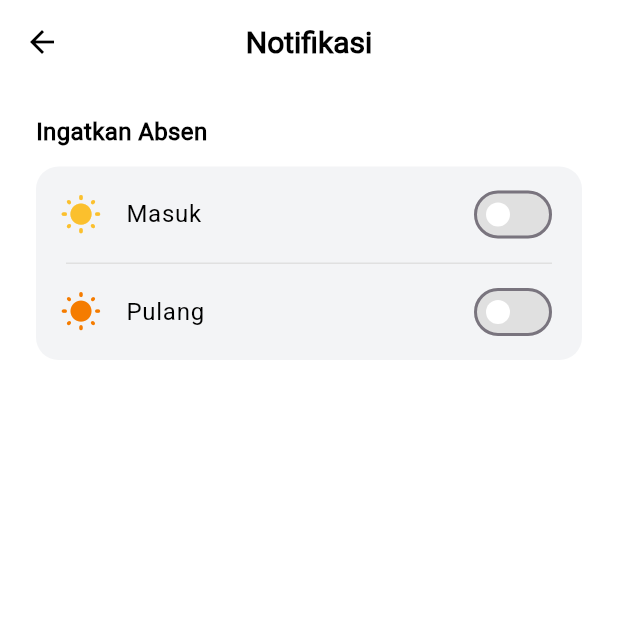
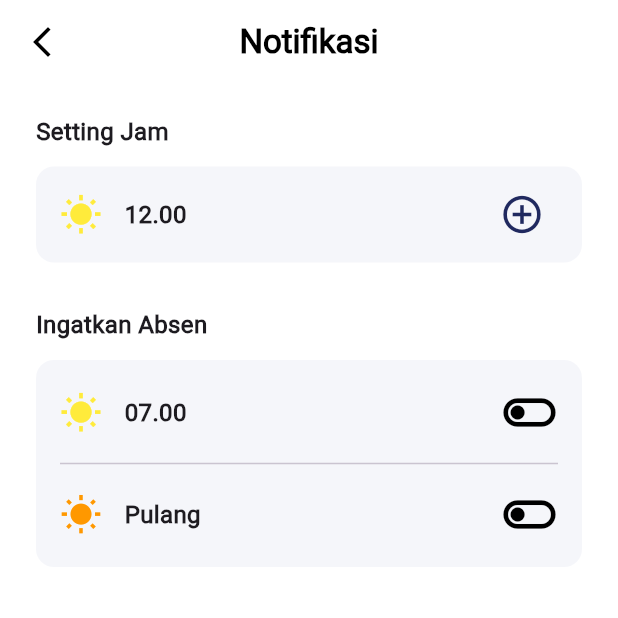
Before and after one commit to Jerjer570/mobile-absensi, a Flutter app: the UserSetting screen opened directly, after a tap on "Notifikasi", on a phone screen of 412 x 824 dp, the top half of it. Run offline on Flutter 3.47's test engine with Material 3 defaults, Android fonts, the phone set to English and light mode, and no system bars.

Commit message:
User Setting

```diff
--- a/lib/Notification_Page.dart
+++ b/lib/Notification_Page.dart
@@ -1,23 +1,119 @@
 import 'package:flutter/material.dart';
+import 'package:flutter/cupertino.dart'; // Penting untuk Wheel Time Picker
 
 void main() {
   runApp(const MaterialApp(
-    home: NotificationPage(),
+    home: NotifikasiPage(),
     debugShowCheckedModeBanner: false,
   ));
 }
 
-class NotificationPage extends StatefulWidget {
-  const NotificationPage({super.key});
+class NotifikasiPage extends StatefulWidget {
+  const NotifikasiPage({super.key});
 
   @override
-  State<NotificationPage> createState() => _NotificationPageState();
+  State<NotifikasiPage> createState() => _NotifikasiPageState();
 }
 
-class _NotificationPageState extends State<NotificationPage> {
-  // Variabel untuk menyimpan status switch
-  bool isMasukOn = false;
-  bool isPulangOn = false;
+class _NotifikasiPageState extends State<NotifikasiPage> {
+
+  // 1. FUNGSI UNTUK MEMUNCULKAN POP UP (PENGHUBUNG)
+  void _showEditAlarmPopup(BuildContext context) {
+    showModalBottomSheet(
+      context: context,
+      isScrollControlled: true,
+      backgroundColor: const Color(0xFF2C2C2C), // Background gelap sesuai gambar isi
+      shape: const RoundedRectangleBorder(
+        borderRadius: BorderRadius.vertical(top: Radius.circular(25)),
+      ),
+      builder: (context) {
+        return Container(
+          height: MediaQuery.of(context).size.height * 0.5, // Tinggi 50% layar
+          padding: const EdgeInsets.all(20),
+          child: Column(
+            children: [
+              // --- HEADER POP UP ---
+              Row(
+                mainAxisAlignment: MainAxisAlignment.spaceBetween,
+                children: [
+                  GestureDetector(
+                    onTap: () => Navigator.pop(context),
+                    child: const Text(
+                      "Batalkan",
+                      style: TextStyle(color: Colors.red, fontSize: 16),
+                    ),
+                  ),
+                  const Text(
+                    "Edit Alarm",
+                    style: TextStyle(
+                      color: Colors.white,
+                      fontSize: 18,
+                      fontWeight: FontWeight.bold,
+                    ),
+                  ),
+                  GestureDetector(
+                    onTap: () => Navigator.pop(context),
+                    child: const Text(
+                      "Selesai",
+                      style: TextStyle(
+                        color: Colors.green,
+                        fontSize: 16,
+                        fontWeight: FontWeight.bold,
+                      ),
+                    ),
+                  ),
+                ],
+              ),
+              const SizedBox(height: 25),
+
+              // --- TAB MASUK | PULANG ---
+              Container(
+                decoration: BoxDecoration(
+                  color: const Color(0xFF3D3D3D),
+                  borderRadius: BorderRadius.circular(12),
+                ),
+                child: Row(
+                  children: [
+                    Expanded(
+                      child: Container(
+                        padding: const EdgeInsets.symmetric(vertical: 10),
+                        alignment: Alignment.center,
+                        decoration: BoxDecoration(
+                          color: const Color(0xFF5A5A5A),
+                          borderRadius: BorderRadius.circular(10),
+                        ),
+                        child: const Text("Masuk", style: TextStyle(color: Colors.white)),
+                      ),
+                    ),
+                    Expanded(
+                      child: Container(
+                        alignment: Alignment.center,
+                        child: const Text("Pulang", style: TextStyle(color: Colors.grey)),
+                      ),
+                    ),
+                  ],
+                ),
+              ),
+              const SizedBox(height: 25),
+
+              // --- WHEEL TIME PICKER ---
+              Expanded(
+                child: CupertinoTheme(
+                  data: const CupertinoThemeData(
+                    brightness: Brightness.dark,
+                  ),
+                  child: CupertinoTimerPicker(
+                    mode: CupertinoTimerPickerMode.hm,
+                    onTimerDurationChanged: (Duration newDuration) {},
+                  ),
+                ),
+              ),
+            ],
+          ),
+        );
+      },
+    );
+  }
 
   @override
   Widget build(BuildContext context) {
@@ -27,67 +123,61 @@ class _NotificationPageState extends State<NotificationPage> {
         backgroundColor: Colors.white,
         elevation: 0,
         leading: IconButton(
-          // Gunakan Icons.arrow_back untuk gaya Android atau arrow_back_ios_new untuk iOS
-          icon: const Icon(Icons.arrow_back, color: Colors.black),
-          onPressed: () => Navigator.pop(context),
+          icon: const Icon(Icons.arrow_back_ios_new, color: Colors.black),
+          onPressed: () {},
         ),
         title: const Text(
           'Notifikasi',
-          style: TextStyle(
-            color: Colors.black,
-            fontWeight: FontWeight.bold,
-            fontSize: 20,
-          ),
+          style: TextStyle(color: Colors.black, fontWeight: FontWeight.bold),
         ),
         centerTitle: true,
       ),
-      body: SingleChildScrollView(
-        padding: const EdgeInsets.symmetric(horizontal: 24, vertical: 20),
+      body: Padding(
+        padding: const EdgeInsets.symmetric(horizontal: 24.0),
         child: Column(
           crossAxisAlignment: CrossAxisAlignment.start,
           children: [
-            const Text(
-              'Ingatkan Absen',
-              style: TextStyle(
-                fontSize: 16,
-                fontWeight: FontWeight.bold,
-                color: Colors.black,
+            const SizedBox(height: 20),
+            const Text("Setting Jam", style: TextStyle(fontWeight: FontWeight.bold, fontSize: 16)),
+            const SizedBox(height: 12),
+
+            // --- KOTAK SETTING JAM ---
+            Container(
+              padding: const EdgeInsets.symmetric(horizontal: 16, vertical: 8),
+              decoration: BoxDecoration(
+                color: const Color(0xFFF5F6FA),
+                borderRadius: BorderRadius.circular(12),
+              ),
+              child: Row(
+                children: [
+                  const Icon(Icons.wb_sunny, color: Colors.yellow, size: 28),
+                  const SizedBox(width: 15),
+                  const Text("12.00", style: TextStyle(fontSize: 16, fontWeight: FontWeight.w600)),
+                  const Spacer(),
+
+                  // 2. MENGHUBUNGKAN TOMBOL PLUS KE POP UP
+                  IconButton(
+                    onPressed: () => _showEditAlarmPopup(context), // <--- INI PENGHUBUNGNYA
+                    icon: const Icon(Icons.add_circle_outline, color: Color(0xFF20295F), size: 30),
+                  ),
+                ],
               ),
             ),
+
+            const SizedBox(height: 30),
+            const Text("Ingatkan Absen", style: TextStyle(fontWeight: FontWeight.bold, fontSize: 16)),
             const SizedBox(height: 12),
             Container(
+              padding: const EdgeInsets.all(16),
               decoration: BoxDecoration(
-                color: const Color(0xFFF3F4F6),
-                borderRadius: BorderRadius.circular(15),
+                color: const Color(0xFFF5F6FA),
+                borderRadius: BorderRadius.circular(12),
               ),
               child: Column(
                 children: [
-                  // Baris Masuk
-                  _buildSwitchTile(
-                    icon: Icons.wb_sunny_rounded,
-                    iconColor: Colors.yellow.shade700,
-                    title: 'Masuk',
-                    value: isMasukOn,
-                    onChanged: (val) {
-                      setState(() {
-                        isMasukOn = val;
-                      });
-                    },
-                  ),
-                  // Garis pemisah tipis (opsional)
-                  Divider(height: 1, indent: 20, endIndent: 20, color: Colors.grey.shade300),
-                  // Baris Pulang
-                  _buildSwitchTile(
-                    icon: Icons.wb_sunny_rounded,
-                    iconColor: Colors.orange.shade700,
-                    title: 'Pulang',
-                    value: isPulangOn,
-                    onChanged: (val) {
-                      setState(() {
-                        isPulangOn = val;
-                      });
-                    },
-                  ),
+                  _buildAbsenRow("07.00", Colors.yellow),
+                  const Divider(height: 30),
+                  _buildAbsenRow("Pulang", Colors.orange),
                 ],
               ),
             ),
@@ -97,43 +187,15 @@ class _NotificationPageState extends State<NotificationPage> {
     );
   }
 
-  // --- Fungsi Helper untuk membuat baris Switch ---
-  // Ini adalah bagian yang hilang di kodingan Anda sebelumnya
-  Widget _buildSwitchTile({
-    required IconData icon,
-    required Color iconColor,
-    required String title,
-    required bool value,
-    required ValueChanged<bool> onChanged,
-  }) {
-    return ListTile(
-      contentPadding: const EdgeInsets.symmetric(horizontal: 16, vertical: 4),
-      leading: Icon(icon, color: iconColor, size: 28),
-      title: Text(
-        title,
-        style: const TextStyle(
-          fontSize: 16,
-          fontWeight: FontWeight.w500,
-          color: Colors.black,
-        ),
-      ),
-     trailing: Switch(
-  value: value,
-  onChanged: onChanged,
-  // Cara baru menggunakan WidgetStateProperty
-  thumbColor: WidgetStateProperty.resolveWith<Color>((states) {
-    if (states.contains(WidgetState.selected)) {
-      return Colors.black; // Warna bulat saat ON
-    }
-    return Colors.white; // Warna bulat saat OFF
-  }),
-  trackColor: WidgetStateProperty.resolveWith<Color>((states) {
-    if (states.contains(WidgetState.selected)) {
-      return Colors.grey.shade400; // Warna jalur saat ON
-    }
-    return Colors.grey.shade300; // Warna jalur saat OFF
-  }),
-),
+  Widget _buildAbsenRow(String label, Color color) {
+    return Row(
+      children: [
+        Icon(Icons.wb_sunny, color: color, size: 28),
+        const SizedBox(width: 15),
+        Text(label, style: const TextStyle(fontSize: 16, fontWeight: FontWeight.w600)),
+        const Spacer(),
+        const Icon(Icons.toggle_off_outlined, size: 38, color: Colors.black),
+      ],
     );
   }
 }
--- a/lib/user_setting.dart
+++ b/lib/user_setting.dart
@@ -81,7 +81,7 @@ class UserSetting extends StatelessWidget {
                       Navigator.push(
                         context,
                         MaterialPageRoute(
-                          builder: (context) => const NotificationPage(),
+                          builder: (context) => const NotifikasiPage(),
                         ),
                       );
                     },
```
Also changed, not shown: lib/Edit_Profil.dart (+52 -38 lines), lib/pop_up.dart (added, +143 -0 lines).
